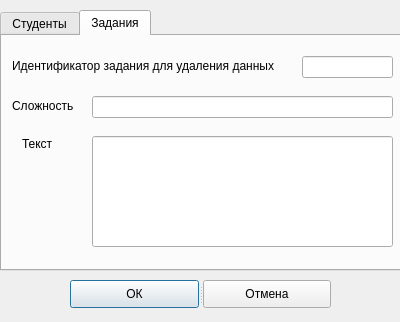
Old version of the form dialog_sql_delete.ui in the repository Viktor-Ar-72/NIRS_project_ver_1_0_2.
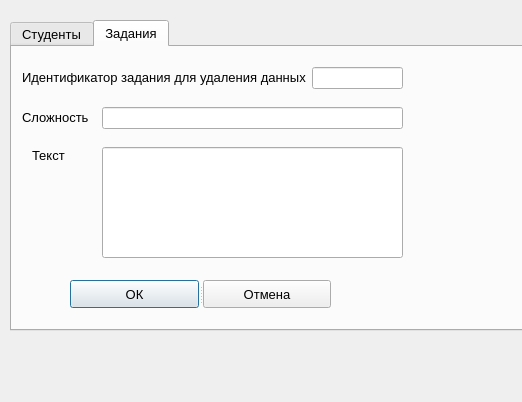
New version of the form. The open tabs and pages were chosen to show the change.

Commit message: Update 08_04_2023: Removed old algorithm`s

Diff of the .ui file:
```diff
--- a/dialog_sql_delete.ui
+++ b/dialog_sql_delete.ui
@@ -6,20 +6,25 @@
    <rect>
     <x>0</x>
     <y>0</y>
-    <width>400</width>
-    <height>322</height>
+    <width>522</width>
+    <height>402</height>
    </rect>
   </property>
+  <property name="font">
+   <font>
+    <pointsize>10</pointsize>
+   </font>
+  </property>
   <property name="windowTitle">
    <string>Dialog</string>
   </property>
   <widget class="QTabWidget" name="tabWidget_Delete">
    <property name="geometry">
     <rect>
-     <x>0</x>
-     <y>10</y>
-     <width>401</width>
-     <height>261</height>
+     <x>10</x>
+     <y>20</y>
+     <width>521</width>
+     <height>311</height>
     </rect>
    </property>
    <property name="currentIndex">
```
Left out of the diff: 2 changed lines with no effect on the pictures. The commit also changes 2 other files.
